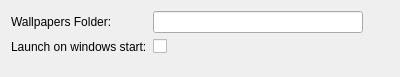
Qt form dialogsettings.ui (corn-team/CORNpaper) before a commit.
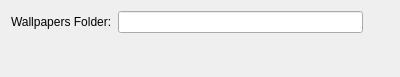
The same form after that commit.

Commit message: Removed, added and fixed some features

Diff of the .ui file:
```diff
--- a/dialogsettings.ui
+++ b/dialogsettings.ui
@@ -53,20 +53,6 @@
      </item>
     </layout>
    </item>
-   <item row="3" column="0">
-    <widget class="QLabel" name="label_autostart">
-     <property name="text">
-      <string>Launch on windows start:</string>
-     </property>
-    </widget>
-   </item>
-   <item row="3" column="1">
-    <widget class="QCheckBox" name="checkBox">
-     <property name="text">
-      <string/>
-     </property>
-    </widget>
-   </item>
   </layout>
  </widget>
  <resources/>
```
The commit also changes 2 other files.
